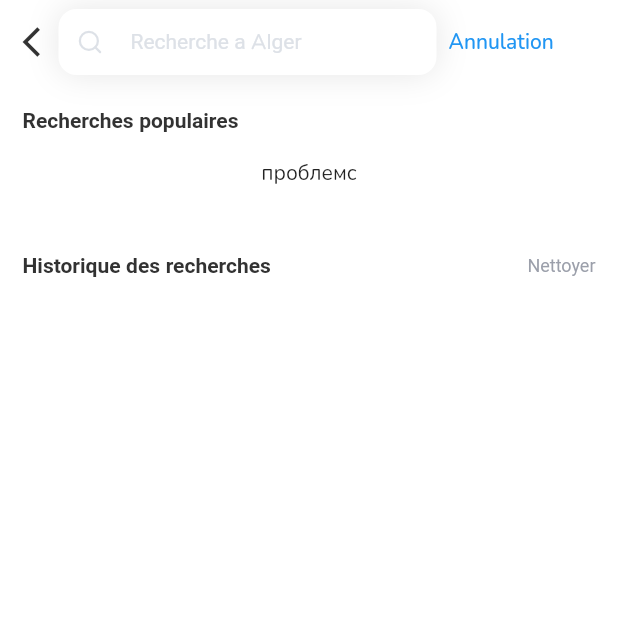
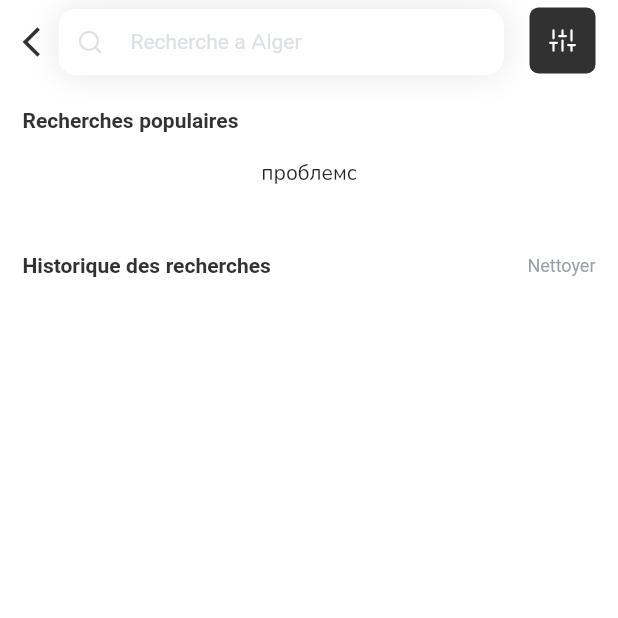
Before and after one commit to mavrinpn/Navigi-App, a Flutter app: the SearchScreen screen opened by its route, on a phone screen of 412 x 824 dp, the top half of it. Run offline on Flutter 3.47's test engine with Material 2 defaults, Android fonts, the phone set to English and light mode, and no system bars; our stand-ins replace appwrite, bloc, cached_network_image, dio, flutter_bloc, flutter_image_compress and 13 more; missing offline and left inert: loading_animations; accounts and stored records are empty; generated files the repository leaves out were written again; network calls fail; Roboto replaces fonts that are missing (SF Pro Display); statements that could not run were skipped.

Commit message:
Соси хуй

```diff
--- a/lib/utils/fonts.dart
+++ b/lib/utils/fonts.dart
@@ -114,4 +114,10 @@ class AppTypography {
       fontSize: 18,
       fontWeight: FontWeight.w600
   );
+
+  static final font12black = _font.copyWith(
+    color: AppColors.lightGray,
+    fontSize: 12,
+    fontWeight: FontWeight.w400,
+  );
 }
--- /dev/null
+++ b/lib/widgets/button/icon_button.dart
@@ -0,0 +1,44 @@
+import 'package:flutter/material.dart';
+import 'package:flutter_svg/svg.dart';
+import 'package:smart/utils/fonts.dart';
+import 'package:smart/utils/colors.dart';
+
+class CustomIconButtonSearch extends StatelessWidget {
+  const CustomIconButtonSearch(
+      {super.key,
+        required this.assetName,
+        required this.callback,
+        required this.height,
+        required this.width});
+
+  final VoidCallback callback;
+  final String assetName;
+  final double width;
+  final double height;
+
+  @override
+  Widget build(BuildContext context) {
+    return Column(
+      children: [
+        InkWell(
+          onTap: callback,
+          child: Container(
+            width: width,
+            height: height,
+            padding: const EdgeInsets.all(12),
+            decoration: ShapeDecoration(
+                color: AppColors.dark,
+                shape: RoundedRectangleBorder(
+                    borderRadius: BorderRadius.circular(6))),
+            child: Center(
+              child: SvgPicture.asset(
+                assetName,
+                color: AppColors.mainBackground,
+              ),
+            ),
+          ),
+        ),
+      ],
+    );
+  }
+}
```
Also changed, not shown: lib/feature/search/ui/search_screen.dart (+70 -12 lines), lib/widgets/textField/price_widget.dart (+39 -27 lines), Assets/icons/sliders.svg (added).
